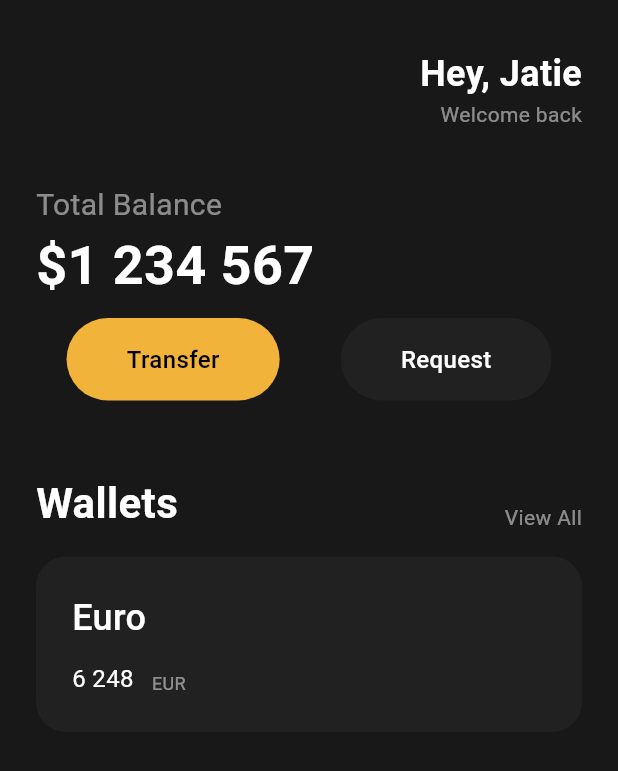
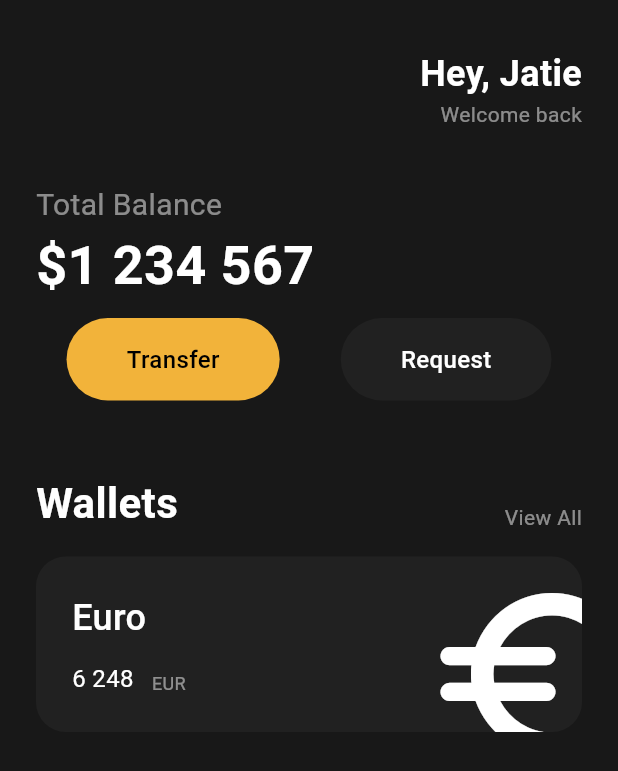
Before and after one commit to leejewon97/flutterUI, a Flutter app: the screen it shows after launch, on a phone screen of 412 x 824 dp. Shown: the top 771 px of the screen. Run offline on Flutter 3.47's test engine with Material 3 defaults, Android fonts, the phone set to English and light mode, and no system bars.

Commit message:
화폐 아이콘 추가 기존 카드 속 Column을 Row로 wrap하고, 그 안에 Icon 추가 Row의 mainAxisAlignment를 spaceBetween로 설정 Icon을 Transform.scale로 wrap하고, scale을 4로 설정 Transform.scale을 Transform.translate로 wrap하고, offset을 (4, 20)으로 설정 넘치는 아이콘을 처리하기 위해 Container(카드)에 clipBehavior: Clip.hardEdge 추가

```diff
--- a/lib/main.dart
+++ b/lib/main.dart
@@ -110,12 +110,16 @@ class App extends StatelessWidget {
                 height: 16.0,
               ),
               Container(
+                clipBehavior: Clip.hardEdge,
                 padding: const EdgeInsets.all(24.0),
                 decoration: BoxDecoration(
                   color: Colors.grey[900],
                   borderRadius: BorderRadius.circular(20),
                 ),
-                child: Column(
+                child: Row(
+                  mainAxisAlignment: MainAxisAlignment.spaceBetween,
+                  children: [
+                    Column(
                       crossAxisAlignment: CrossAxisAlignment.start,
                       children: [
                         const Text(
@@ -153,6 +157,19 @@ class App extends StatelessWidget {
                         ),
                       ],
                     ),
+                    Transform.translate(
+                      offset: const Offset(4, 20),
+                      child: Transform.scale(
+                        scale: 4,
+                        child: const Icon(
+                          Icons.euro_rounded,
+                          color: Colors.white,
+                          size: 36.0,
+                        ),
+                      ),
+                    ),
+                  ],
+                ),
               ),
             ],
           ),
```
Lines whose indentation alone changed are shown as unchanged.
